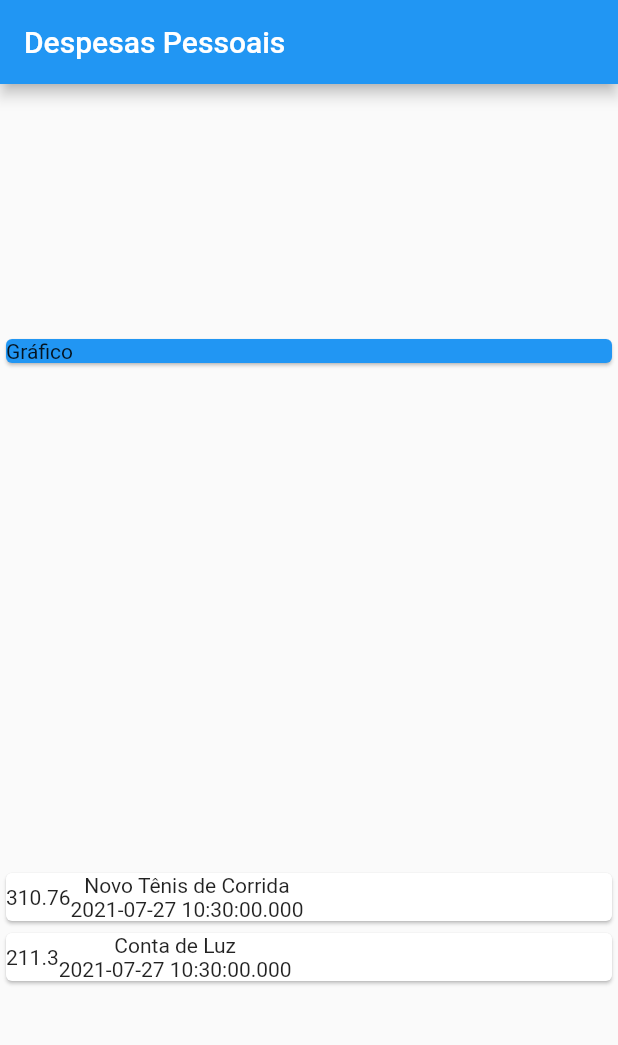
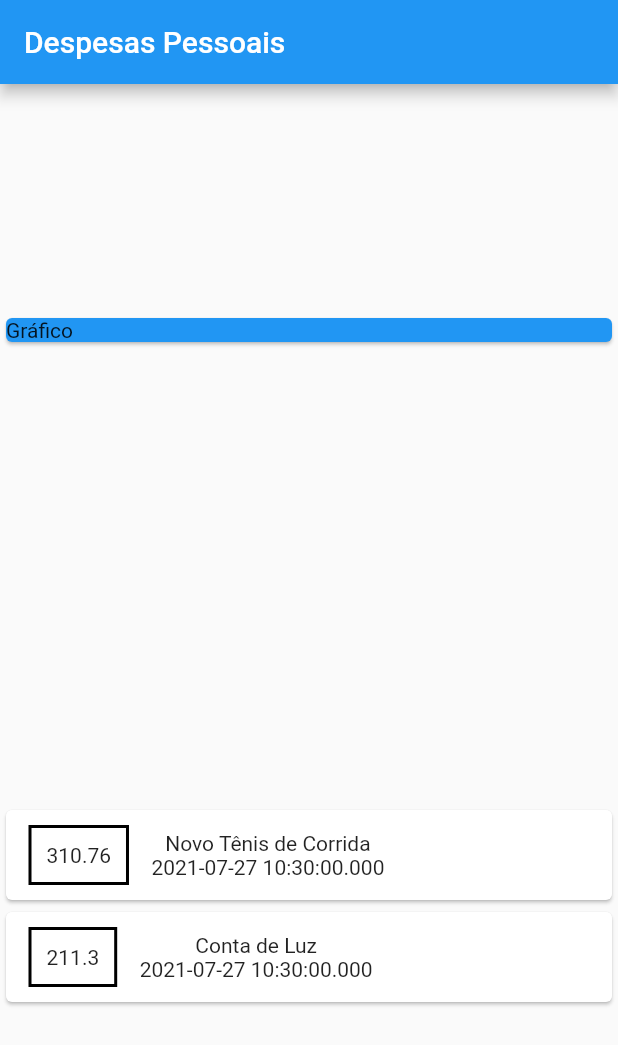
Before and after one commit to mateusgcoelho/expenses-app, a Flutter app: the screen it shows after launch, on a phone screen of 412 x 824 dp. Shown: the top 1045 px of the screen. Run offline on Flutter 3.47's test engine with Material 2 defaults, Android fonts, the phone set to English and light mode, and no system bars.

Commit message:
Aplicando estilo no container

```diff
--- a/lib/main.dart
+++ b/lib/main.dart
@@ -50,7 +50,20 @@ class MyHomePage extends StatelessWidget {
                 child: Row(
                   children: <Widget>[
                     Container(
-                      child: Text(tr.value.toString()),
+                      margin: EdgeInsets.symmetric(
+                        horizontal: 15,
+                        vertical: 10,
+                      ),
+                      decoration: BoxDecoration(
+                        border: Border.all(
+                          color: Colors.black,
+                          width: 2,
+                        ),
+                      ),
+                      padding: EdgeInsets.all(10),
+                      child: Text(
+                        tr.value.toString()
+                      ),
                     ),
                     Column(
                       children: <Widget>[
```
